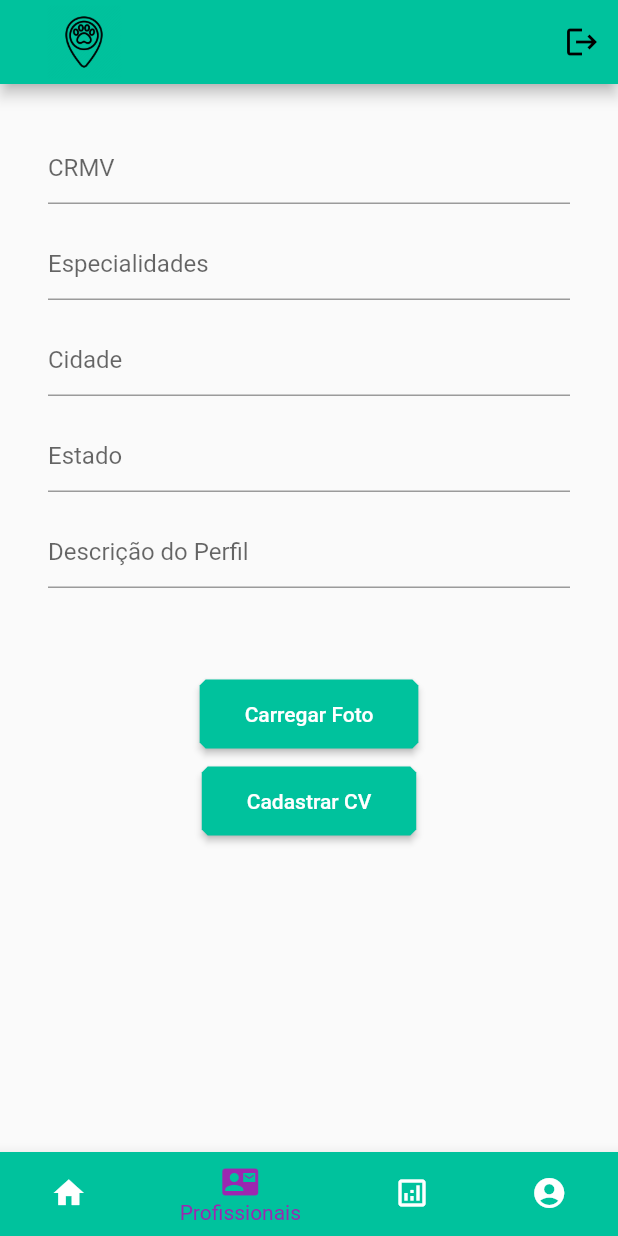
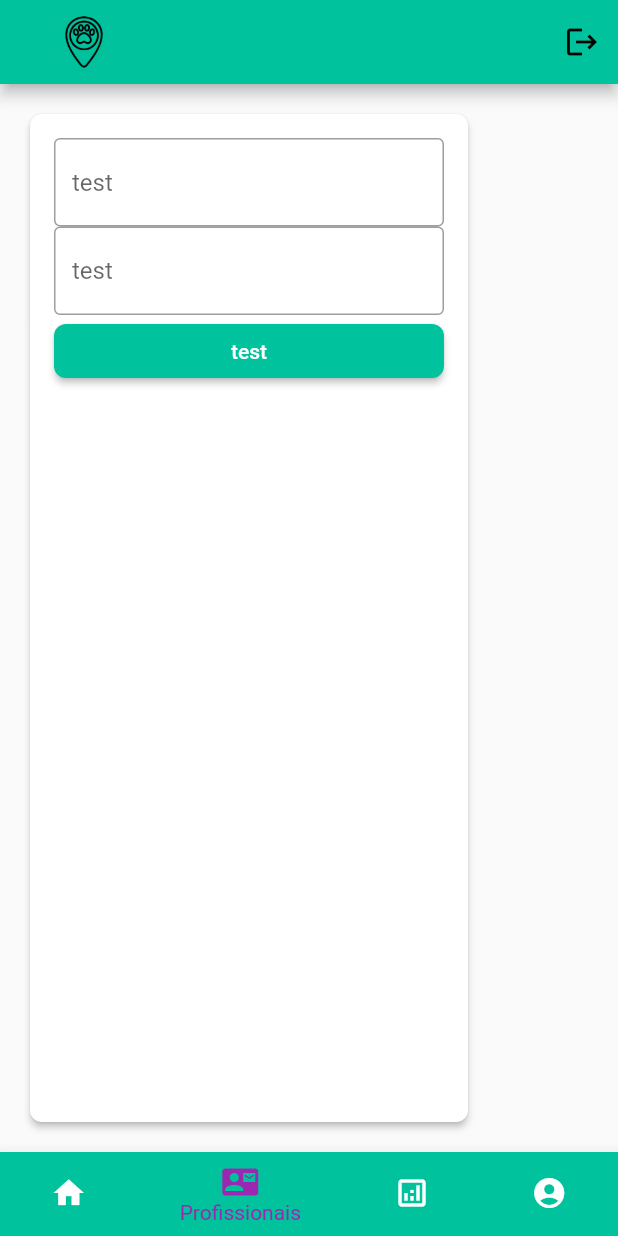
Before and after one commit to chenrilima/oficial_petti, a Flutter app: the screen it shows after launch, item 2 of the bottom bar chosen, on a phone screen of 412 x 824 dp. Run offline on Flutter 3.47's test engine with Material 2 defaults, Android fonts, the light colour scheme and no system bars.

Commit message:
alterações carlos

```diff
--- a/lib/Screens/curriculum.dart
+++ b/lib/Screens/curriculum.dart
@@ -1,5 +1,8 @@
 import 'package:flutter/cupertino.dart';
 import 'package:flutter/material.dart';
+import 'package:oficial_petti/Widgets/buttons.dart';
+import 'package:oficial_petti/Widgets/cards.dart';
+import 'package:oficial_petti/Widgets/text_formfield.dart';
 
 class Curriculum extends StatefulWidget {
   @override
@@ -10,95 +13,24 @@ class _CurriculumState extends State<Curriculum> {
   @override
   Widget build(BuildContext context) {
     return Scaffold(
-      body: Form (
-        child: ListView(
+      body: Container(
+        child: ContainerCard(
+          width: 300,
+          content: ListView(
             padding: EdgeInsets.all(16),
             children: [
-            TextFormField(
-              decoration: InputDecoration(
-                  hintText: "CRMV"
+              TextFormFields(
+                hintText: 'test',
               ),
-              // ignore: missing_return
-              validator: (text){
-                if (text.isEmpty) return "Preencha!";
-              },
+              TextFormFields(
+                hintText: 'test',
               ),
-            SizedBox(height: 16.0),
-            TextFormField(
-              decoration: InputDecoration(
-                  hintText: "Especialidades"
-              ),
-              // ignore: missing_return
-              validator: (text){
-                if (text.isEmpty) return "Preencha";
-              },
-            ),
-            SizedBox(height: 16.0),
-            TextFormField(
-              decoration: InputDecoration(
-                  hintText: "Cidade"
-              ),
-              // ignore: missing_return
-              validator: (text){
-                if (text.isEmpty) return "Preencha";
-              },
-            ),
-            SizedBox(height: 16.0),
-            TextFormField(
-              decoration: InputDecoration(
-                  hintText: "Estado"
-              ),
-              // ignore: missing_return
-              validator: (text){
-                if (text.isEmpty) return "Preencha ";
-              },
-            ),
-            SizedBox(height: 16.0),
-            TextFormField(
-              decoration: InputDecoration(
-                  hintText: "Descrição do Perfil"
-              ),
-              // ignore: missing_return
-              validator: (text){
-                if (text.isEmpty) return "Preencha ";
-              },
-            ),
-
-            SizedBox(height: 60.0),
-            Column(
-          children: [
-          ElevatedButton(
-          style: ElevatedButton.styleFrom(
-              primary: Color(0xff00C29D),
-              padding: EdgeInsets.symmetric(horizontal: 30, vertical: 15),
-              shape: BeveledRectangleBorder(
-                borderRadius: BorderRadius.all(Radius.circular(4)),
+                Buttons(
+                  text: 'test',
+                  onPressed: (){},
                 )
-          ),
-          child: Text("Carregar Foto"),
-          onPressed: () {},
-        ),
               ]
           ),
-
-            SizedBox(height: 10.0),
-            Column(
-                children: [
-                  ElevatedButton(
-                    style: ElevatedButton.styleFrom(
-                        primary: Color(0xff00C29D),
-                        padding: EdgeInsets.symmetric(horizontal: 30, vertical: 15),
-
-                        shape: BeveledRectangleBorder(
-                          borderRadius: BorderRadius.all(Radius.circular(4)),
-                        )
-                    ),
-                    child: Text("Cadastrar CV"),
-                    onPressed: () {},
-                  ),
-                ]
-            ),
-          ],
           ),
         ),
       );
--- a/lib/Utils/appcolors.dart
+++ b/lib/Utils/appcolors.dart
@@ -1,6 +1,7 @@
 import 'package:flutter/material.dart';
 
 class AppColors {
+  static Color green = Color(0xff00C29D);
   static Color white = Color(0xFFFFFFFF);
   static Color grey = Color(0xFFC4C4C4);
   static Color blue = Color(0xFF3B88C3);
--- a/lib/Widgets/buttons.dart
+++ b/lib/Widgets/buttons.dart
@@ -0,0 +1,24 @@
+import 'package:flutter/material.dart';
+import 'package:oficial_petti/Utils/appcolors.dart';
+
+class Buttons extends StatelessWidget {
+
+  Function onPressed;
+  String text;
+
+
+  Buttons({this.onPressed, this.text});
+
+  @override
+  Widget build(BuildContext context) {
+    return ElevatedButton(
+      style: ElevatedButton.styleFrom(
+          primary: AppColors.green,// background
+          onPrimary: Colors.white, // foreground
+          shape: RoundedRectangleBorder( borderRadius: BorderRadius.circular(8.0))
+      ),
+      onPressed: onPressed,
+      child: Text(text),
+    );
+  }
+}
--- a/lib/Widgets/cards.dart
+++ b/lib/Widgets/cards.dart
@@ -0,0 +1,24 @@
+import 'package:flutter/material.dart';
+
+class ContainerCard extends StatelessWidget {
+
+  Widget content;
+  double width;
+
+  ContainerCard({this.content,
+    this.width});
+
+  @override
+  Widget build(BuildContext context) {
+    return Container(
+      width: width,
+      child: Card(
+        elevation: 2,
+        shape: RoundedRectangleBorder(
+            borderRadius: BorderRadius.circular(8)
+        ),
+        child: content,
+      ),
+    );
+  }
+}
--- /dev/null
+++ b/lib/Widgets/text_formfield.dart
@@ -0,0 +1,21 @@
+import 'package:flutter/material.dart';
+
+class TextFormFields extends StatelessWidget {
+
+  Function onChanged;
+  String hintText;
+
+  TextFormFields({this.onChanged,
+    this.hintText});
+
+  @override
+  Widget build(BuildContext context) {
+    return TextField(
+      decoration: InputDecoration(
+          border: OutlineInputBorder(),
+          hintText: hintText,
+      ),
+      onChanged: onChanged,
+    );
+  }
+}
```
Lines whose indentation alone changed are shown as unchanged.
